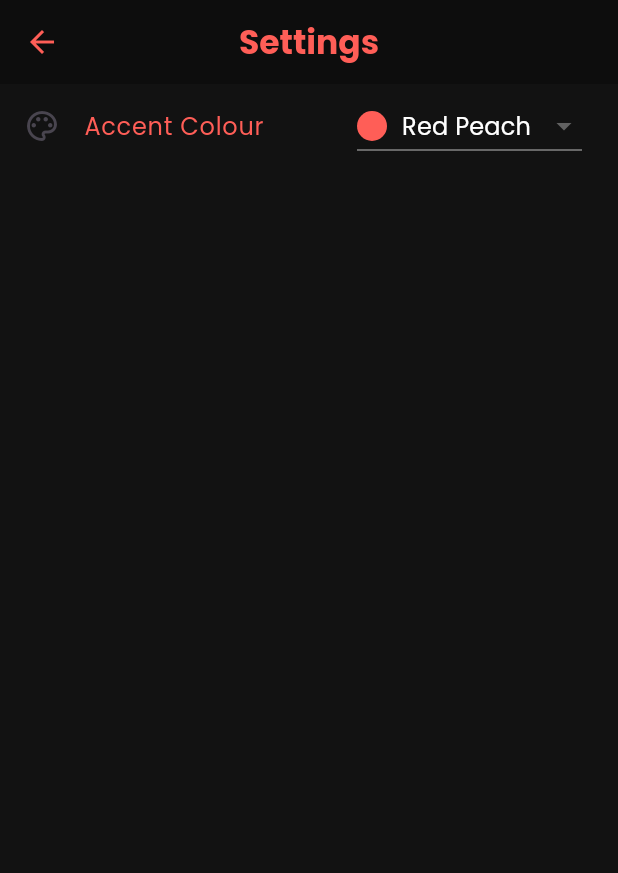
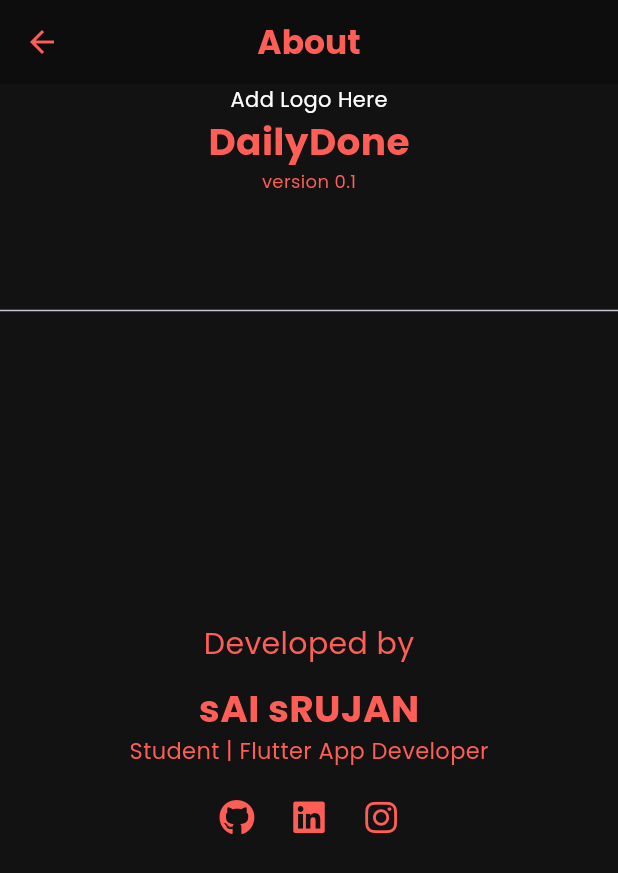
Before and after one commit to saiusesgithub/DailyDone, a Flutter app: the screen it shows after launch, on a phone screen of 412 x 824 dp. Shown: the top 873 px of the screen. Run offline on Flutter 3.47's test engine with Material 3 defaults, Android fonts, the phone set to English and light mode, and no system bars; our stand-ins replace font_awesome_flutter.

Commit message:
Add AboutPage with social media links

```diff
--- a/lib/main.dart
+++ b/lib/main.dart
@@ -1,3 +1,4 @@
+import 'package:daily_done/screens/about.dart';
 import 'package:daily_done/screens/settings.dart';
 import 'package:daily_done/screens/todo_screen.dart';
 import 'package:flutter/material.dart';
@@ -14,7 +15,7 @@ class MyApp extends StatelessWidget {
     return MaterialApp(
       theme: ThemeData(fontFamily: 'Poppins'),
       title: 'DailyDone',
-      home: SettingsPage(),
+      home: AboutPage(),
       debugShowCheckedModeBanner: false,
     );
   }
--- /dev/null
+++ b/lib/screens/about.dart
@@ -0,0 +1,104 @@
+import 'package:flutter/material.dart';
+import 'package:font_awesome_flutter/font_awesome_flutter.dart';
+
+class AboutPage extends StatefulWidget {
+  const AboutPage({super.key});
+
+  @override
+  State<AboutPage> createState() => _AboutPageState();
+}
+
+class _AboutPageState extends State<AboutPage> {
+  @override
+  Widget build(BuildContext context) {
+    return Scaffold(
+      backgroundColor: Color.fromRGBO(18, 18, 18, 1.0),
+      appBar: AppBar(
+        title: Text("About", style: TextStyle(fontWeight: FontWeight.bold)),
+        centerTitle: true,
+        backgroundColor: Color.fromRGBO(13, 13, 13, 1.0),
+        foregroundColor: Color.fromRGBO(255, 94, 87, 1.0),
+        shadowColor: Color.fromRGBO(0, 0, 0, 0.2),
+        leading: Builder(
+          builder: (context) => IconButton(
+            icon: Icon(Icons.arrow_back),
+            onPressed: () => Scaffold.of(context).openDrawer(),
+          ),
+        ),
+      ),
+      body: Column(
+        children: [
+          Center(
+            child: Text("Add Logo Here", style: TextStyle(color: Colors.white)),
+          ),
+          Text(
+            "DailyDone",
+            style: TextStyle(
+              color: Color.fromRGBO(255, 94, 87, 1.0),
+              fontWeight: FontWeight.bold,
+              fontSize: 25,
+            ),
+          ),
+          Text(
+            "version 0.1",
+            style: TextStyle(
+              color: Color.fromRGBO(255, 94, 87, 1.0),
+              fontSize: 12,
+            ),
+          ),
+
+          SizedBox(height: 70,),
+          Divider(),
+          SizedBox(height: 200,),
+
+          Text(
+            "Developed by",
+            style: TextStyle(
+              color: Color.fromRGBO(255, 94, 87, 1.0),
+              fontSize: 20,
+            ),
+          ),
+          SizedBox(height:10,),
+          Text(
+            "sAI sRUJAN",
+            style: TextStyle(
+              color: Color.fromRGBO(255, 94, 87, 1.0),
+              fontSize: 25,
+              fontWeight: FontWeight.bold,
+            ),
+          ),
+          Text(
+            "Student | Flutter App Developer",
+            style: TextStyle(
+              color: Color.fromRGBO(255, 94, 87, 1.0),
+              fontSize: 15,
+            ),
+          ),
+          SizedBox(height: 10 ,),
+          Row(
+            mainAxisAlignment: MainAxisAlignment.center,
+            children: [
+              IconButton(
+                onPressed: () {},
+                icon: FaIcon(FontAwesomeIcons.github),
+                color: Color.fromRGBO(255, 94, 87, 1.0),
+              ),
+
+              IconButton(
+                onPressed: () {},
+                icon: FaIcon(FontAwesomeIcons.linkedin),
+                color: Color.fromRGBO(255, 94, 87, 1.0),
+              ),
+
+              IconButton(
+                onPressed: () {},
+                icon: FaIcon(FontAwesomeIcons.instagram),
+                color: Color.fromRGBO(255, 94, 87, 1.0),
+              ),
+            ],
+          ),
+        ],
+      ),
+    );
+  }
+}
--- a/pubspec.yaml
+++ b/pubspec.yaml
@@ -30,6 +30,8 @@ environment:
 dependencies:
   flutter:
     sdk: flutter
+  font_awesome_flutter: ^10.7.0
+
 
   # The following adds the Cupertino Icons font to your application.
   # Use with the CupertinoIcons class for iOS style icons.
```
Also changed, not shown: pubspec.lock.
